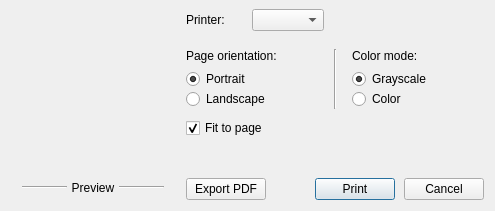
Before: the Qt Designer form src/gui/dialogs/printdialog.ui in do-i/thumbgrid, drawn with Qt 5.
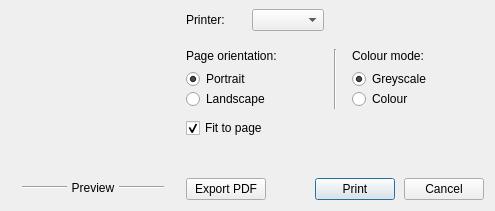
After: the same form once the commit is applied.

```diff
--- a/src/gui/dialogs/printdialog.ui
+++ b/src/gui/dialogs/printdialog.ui
@@ -345,7 +345,7 @@
              </size>
             </property>
             <property name="text">
-             <string>Color mode:</string>
+             <string>Colour mode:</string>
             </property>
             <property name="alignment">
              <set>Qt::AlignLeading|Qt::AlignLeft|Qt::AlignVCenter</set>
@@ -371,7 +371,7 @@
           <item>
            <widget class="QRadioButton" name="grayscale">
             <property name="text">
-             <string>Grayscale</string>
+             <string>Greyscale</string>
             </property>
             <property name="checked">
              <bool>true</bool>
@@ -381,7 +381,7 @@
           <item>
            <widget class="QRadioButton" name="color">
             <property name="text">
-             <string>Color</string>
+             <string>Colour</string>
             </property>
            </widget>
           </item>
```
